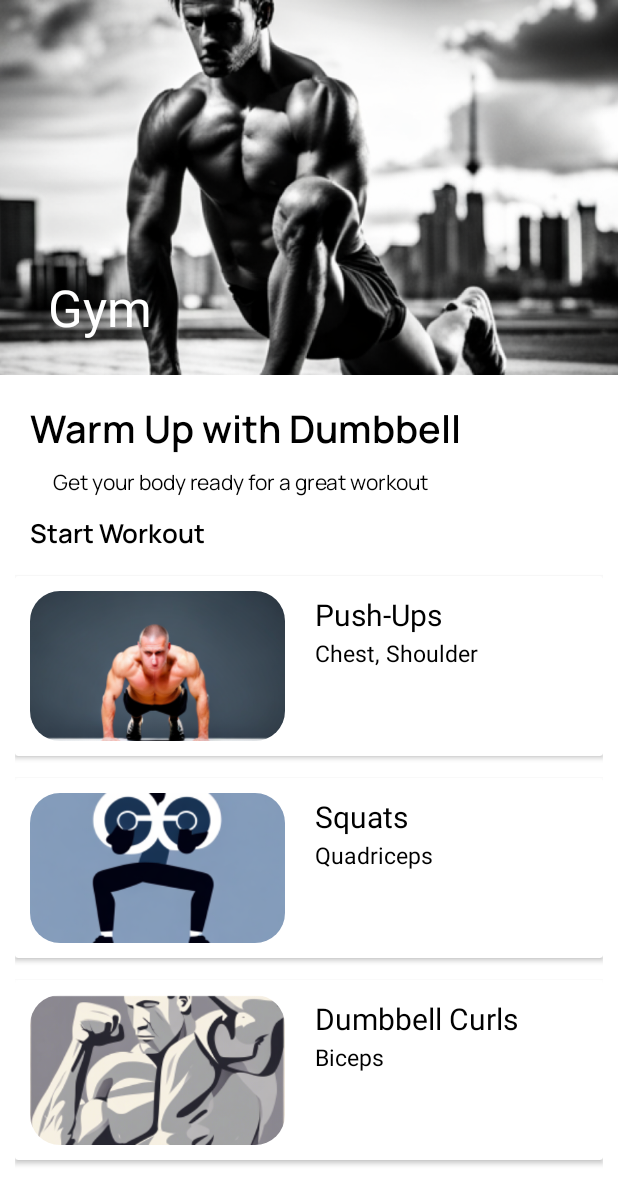
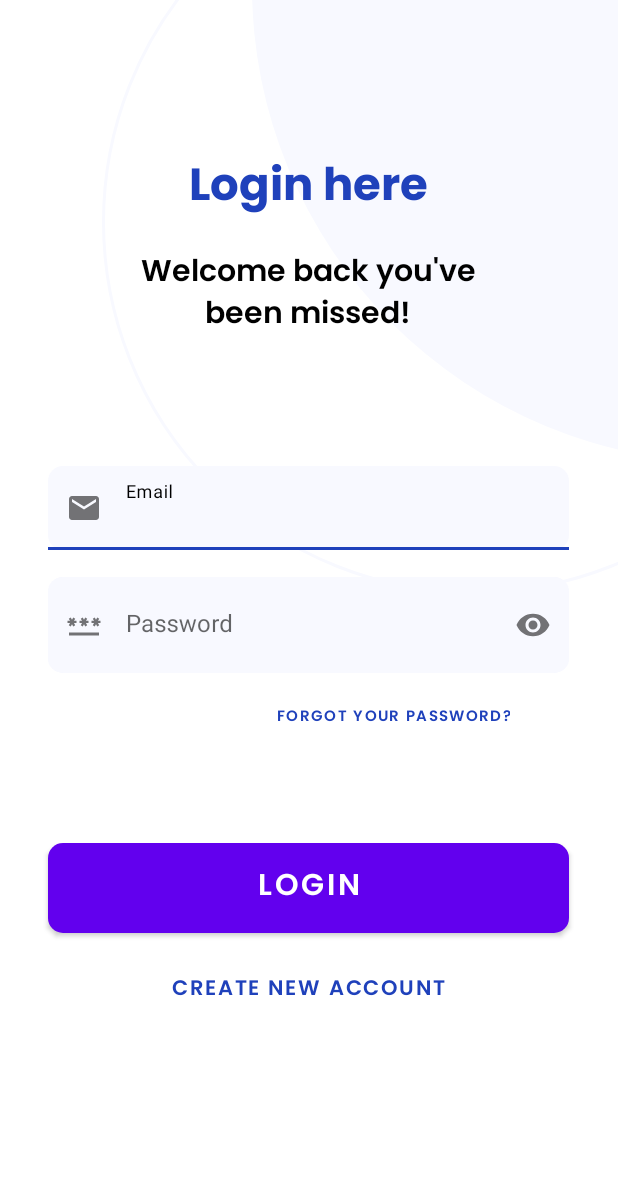
Before and after one commit to Suyash73/FitHub2.0, an Android app: the screen it shows after launch (GymActivity before the commit, ActivityLogin after it), on a phone screen of 412 x 824 dp. Shown: the top 1204 px of the screen. Run offline under Robolectric (Android 15) with nearby library versions, the phone set to English and light mode, and no system bars.

Commit message:
Login ui done

```diff
--- a/app/src/main/AndroidManifest.xml
+++ b/app/src/main/AndroidManifest.xml
@@ -14,9 +14,6 @@
         tools:targetApi="31">
         <activity
             android:name=".ActivityLogin"
-            android:exported="false" />
-        <activity
-            android:name=".GymActivity"
             android:exported="true">
             <intent-filter>
                 <action android:name="android.intent.action.MAIN" />
@@ -25,8 +22,17 @@
             </intent-filter>
         </activity>
         <activity
+            android:name=".GymActivity"
+            android:exported="false">
+
+        </activity>
+        <activity
             android:name=".YogaActivity"
-            android:exported="false"></activity>
+            android:exported="false">
+
+        </activity>
+
+
     </application>
 
 </manifest>
--- /dev/null
+++ b/app/src/main/res/drawable/baseline_email_24.xml
@@ -0,0 +1,5 @@
+<vector android:height="24dp" android:tint="#0A70FF"
+    android:viewportHeight="24" android:viewportWidth="24"
+    android:width="24dp" xmlns:android="http://schemas.android.com/apk/res/android">
+    <path android:fillColor="@android:color/white" android:pathData="M20,4L4,4c-1.1,0 -1.99,0.9 -1.99,2L2,18c0,1.1 0.9,2 2,2h16c1.1,0 2,-0.9 2,-2L22,6c0,-1.1 -0.9,-2 -2,-2zM20,8l-8,5 -8,-5L4,6l8,5 8,-5v2z"/>
+</vector>
--- /dev/null
+++ b/app/src/main/res/drawable/baseline_password_24.xml
@@ -0,0 +1,5 @@
+<vector android:height="24dp" android:tint="#000000"
+    android:viewportHeight="24" android:viewportWidth="24"
+    android:width="24dp" xmlns:android="http://schemas.android.com/apk/res/android">
+    <path android:fillColor="@android:color/white" android:pathData="M2,17h20v2H2V17zM3.15,12.95L4,11.47l0.85,1.48l1.3,-0.75L5.3,10.72H7v-1.5H5.3l0.85,-1.47L4.85,7L4,8.47L3.15,7l-1.3,0.75L2.7,9.22H1v1.5h1.7L1.85,12.2L3.15,12.95zM9.85,12.2l1.3,0.75L12,11.47l0.85,1.48l1.3,-0.75l-0.85,-1.48H15v-1.5h-1.7l0.85,-1.47L12.85,7L12,8.47L11.15,7l-1.3,0.75l0.85,1.47H9v1.5h1.7L9.85,12.2zM23,9.22h-1.7l0.85,-1.47L20.85,7L20,8.47L19.15,7l-1.3,0.75l0.85,1.47H17v1.5h1.7l-0.85,1.48l1.3,0.75L20,11.47l0.85,1.48l1.3,-0.75l-0.85,-1.48H23V9.22z"/>
+</vector>
--- /dev/null
+++ b/app/src/main/res/drawable/basic_bg_starting.xml
@@ -0,0 +1,7 @@
+<?xml version="1.0" encoding="utf-8"?>
+<shape xmlns:android="http://schemas.android.com/apk/res/android"
+    android:shape="oval"
+    >
+    <corners android:radius="100dp"/>
+    <solid android:color="#F8F9FF"/>
+</shape>
--- /dev/null
+++ b/app/src/main/res/drawable/basic_bg_starting2.xml
@@ -0,0 +1,6 @@
+<?xml version="1.0" encoding="utf-8"?>
+<shape xmlns:android="http://schemas.android.com/apk/res/android"
+    android:shape="oval">
+    <stroke android:color="#F8F9FF" android:width="2dp"/>
+    <corners android:radius="100dp"/>
+</shape>
--- /dev/null
+++ b/app/src/main/res/drawable/login_btn.xml
@@ -0,0 +1,8 @@
+<?xml version="1.0" encoding="utf-8"?>
+<shape xmlns:android="http://schemas.android.com/apk/res/android"
+    android:shape="rectangle">
+    <solid android:color="#1F41BB"/>
+    <corners android:radius="10dp"/>
+
+
+</shape>
--- /dev/null
+++ b/app/src/main/res/drawable/login_textfield.xml
@@ -0,0 +1,8 @@
+<?xml version="1.0" encoding="utf-8"?>
+<shape xmlns:android="http://schemas.android.com/apk/res/android"
+    android:shape="rectangle">
+    <corners android:radius="10dp"/>
+    <solid android:color="#F8F9FF"/>
+
+
+</shape>
--- a/app/src/main/res/layout/activity_login.xml
+++ b/app/src/main/res/layout/activity_login.xml
@@ -6,4 +6,148 @@
     android:layout_height="match_parent"
     tools:context=".ActivityLogin">
 
+    <View
+        android:id="@+id/ellipse_1"
+        android:layout_width="635dp"
+        android:layout_height="635dp"
+        android:layout_alignParentLeft="true"
+        android:layout_marginTop="-347dp"
+        android:background="@drawable/basic_bg_starting"
+        android:translationX="168dp"
+        android:translationY="-327dp"
+        tools:ignore="MissingConstraints" />
+    <View
+        android:id="@+id/ring_1"
+        android:layout_width="496dp"
+        android:layout_height="496dp"
+        android:background="@drawable/basic_bg_starting2"
+        android:layout_alignParentLeft="true"
+        android:layout_alignParentTop="true"
+
+        tools:ignore="MissingConstraints"
+        android:translationX="68dp"
+
+        android:translationY="-100dp"
+        />
+    <LinearLayout
+        android:layout_width="match_parent"
+        android:layout_height="match_parent"
+        android:id="@+id/input_frame"
+        android:orientation="vertical">
+
+        <TextView
+            android:id="@+id/login_here"
+            android:layout_width="wrap_content"
+            android:layout_height="50dp"
+            android:layout_alignParentLeft="true"
+            android:layout_alignParentTop="true"
+            android:layout_gravity="center_horizontal"
+            android:layout_marginTop="100dp"
+            android:gravity="center_horizontal|top"
+            android:text="@string/login_here"
+            android:textColor="#1F41BB"
+            android:textSize="30sp"
+            android:fontFamily="@font/poppins_bold"
+            android:textStyle="bold"/>
+
+        <TextView
+            android:id="@+id/welcome_bac"
+            android:layout_width="wrap_content"
+            android:layout_height="60dp"
+            android:layout_marginTop="15dp"
+            android:layout_gravity="center_horizontal"
+            android:text="@string/welcome_bac"
+            android:textSize="20sp"
+            android:textColor="@color/black"
+            android:gravity="center_horizontal|top"
+            android:fontFamily="@font/poppins_semibold"
+            />
+
+        <com.google.android.material.textfield.TextInputLayout
+            android:id="@+id/textField"
+            android:layout_width="347dp"
+            app:boxStrokeColor="#1F41BB"
+            android:layout_height="64dp"
+            android:hint="Email"
+            app:boxStrokeWidth="0dp"
+            app:hintTextColor="@color/black"
+            android:layout_gravity="center_horizontal"
+            android:layout_marginTop="85dp"
+            app:startIconDrawable="@drawable/baseline_email_24"
+            >
+
+            <com.google.android.material.textfield.TextInputEditText
+                android:layout_width="match_parent"
+                android:layout_height="wrap_content"
+                android:background="@drawable/login_textfield"
+                />
+
+        </com.google.android.material.textfield.TextInputLayout>
+        <com.google.android.material.textfield.TextInputLayout
+            android:layout_width="347dp"
+            android:layout_height="64dp"
+            android:hint="Password"
+            app:startIconDrawable="@drawable/baseline_password_24"
+            android:background="@drawable/login_textfield"
+            android:layout_gravity="center_horizontal"
+            android:layout_marginTop="10dp"
+            app:hintTextColor="@color/black"
+            app:boxStrokeColor="#1F41BB"
+            app:passwordToggleEnabled="true"
+            app:boxStrokeWidth="0dp"
+            app:layout_constraintBottom_toBottomOf="parent"
+            app:layout_constraintLeft_toLeftOf="parent"
+            app:layout_constraintRight_toRightOf="parent"
+            app:layout_constraintTop_toTopOf="parent">
+
+            <com.google.android.material.textfield.TextInputEditText
+                android:layout_width="match_parent"
+                android:layout_height="match_parent"
+                android:background="@drawable/login_textfield"
+                android:inputType="textPassword"
+                android:ems="15"/>
+        </com.google.android.material.textfield.TextInputLayout>
+
+        <Button
+            android:layout_width="wrap_content"
+            android:layout_height="48dp"
+            android:layout_marginRight="64dp"
+            android:layout_marginTop="5dp"
+            android:textSize="10sp"
+            android:textColor="#1F41BB"
+            android:fontFamily="@font/poppins_semibold"
+            android:text="Forgot your password?"
+            android:layout_gravity="right"
+            style="@style/Widget.MaterialComponents.Button.TextButton"
+            />
+
+        <Button
+            android:layout_width="347dp"
+            android:layout_marginTop="60dp"
+            android:layout_height="60dp"
+            android:id="@+id/loginbtn"
+            android:fontFamily="@font/poppins_semibold"
+            android:text="Login"
+            android:background="@drawable/login_btn"
+            android:textColor="@color/white"
+            android:layout_gravity="center_horizontal"
+            android:textSize="20sp"/>
+
+        <Button
+            android:id="@+id/registerbtn"
+            android:layout_width="347dp"
+            android:layout_height="60dp"
+            android:fontFamily="@font/poppins_semibold"
+            android:gravity="center|bottom"
+            android:text="Create new account"
+            android:textSize="14sp"
+            android:textColor="#1F41BB"
+            android:layout_gravity="center_horizontal"
+            style="@style/Widget.MaterialComponents.Button.TextButton"
+            />
+
+
+
+        </LinearLayout>
+
 </androidx.constraintlayout.widget.ConstraintLayout>
--- a/app/src/main/res/values-night/themes.xml
+++ b/app/src/main/res/values-night/themes.xml
@@ -3,5 +3,6 @@
     <style name="Base.Theme.FitHub20" parent="Theme.MaterialComponents.Light.NoActionBar">
         <!-- Customize your dark theme here. -->
         <!-- <item name="colorPrimary">@color/my_dark_primary</item> -->
+
     </style>
 </resources>
--- a/app/src/main/res/values/strings.xml
+++ b/app/src/main/res/values/strings.xml
@@ -1,5 +1,8 @@
 <resources>
     <string name="app_name">FitHub2.0</string>
+    <!--
+    //// GYM STRINGS
+-->
     <string name="gymError">
     Error in Loading Image
   </string>
@@ -12,7 +15,9 @@
     <string name="gymsubheading">
         Start Workout
     </string>
-
+<!--
+    //// YOGA STRINGS
+-->
     <string name="YogaHeading">
     Yoga for Beginners
   </string>
@@ -21,4 +26,16 @@
     <string name="Yogasubheading">
         Featured
     </string>
+
+    <!--
+    //// LOGIN & REGISTRATION STRINGS
+-->
+    <string name="login_here">
+Login here
+</string>
+    <string name="welcome_bac">
+            Welcome back you\'ve\nbeen missed!
+        </string>
+
+
 </resources>
```
Also changed, not shown: app/src/main/res/font/manrope_extrabold.ttf (added), app/src/main/res/font/poppins_bold.ttf (added), app/src/main/res/font/poppins_extrabold.ttf (added), app/src/main/res/font/poppins_semibold.ttf (added).
